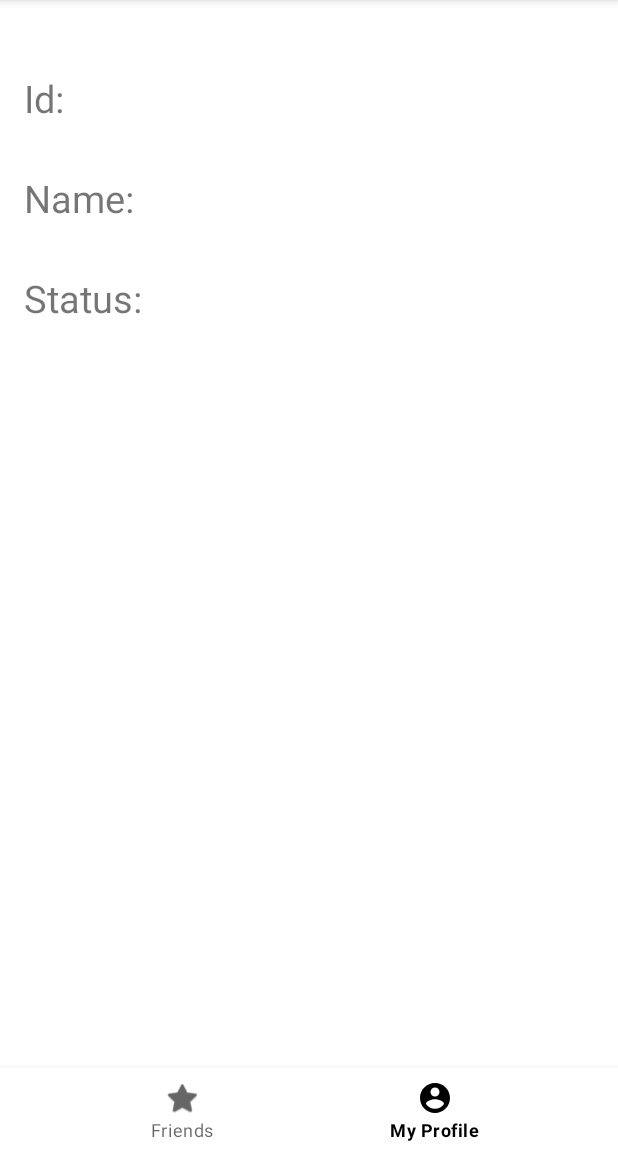
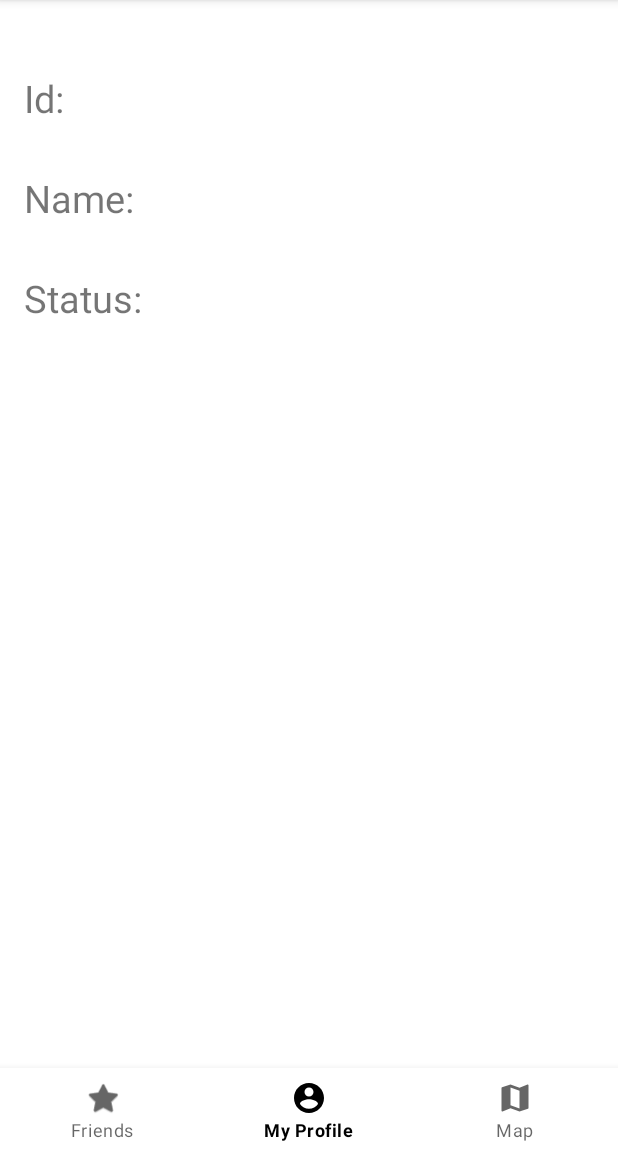
Before and after one commit to Serg0420/SteamApp, an Android app: the screen it shows after launch (MainActivity), item 2 of the bottom bar chosen, on a phone screen of 412 x 824 dp, the part 84-1236 px from its top. Run offline under Robolectric (Android 15) with nearby library versions, the phone set to English and light mode, and no system bars; our stand-ins replace navigation-ui; pictures from the network do not load.

Commit message:
seventh homework rep comm2 added map

```diff
--- a/app/build.gradle
+++ b/app/build.gradle
@@ -13,6 +13,8 @@ android {
         targetSdk 32
         versionCode 1
         versionName "1.0"
+
+        manifestPlaceholders = [googleMapKey: googleMapKey]
 
         testInstrumentationRunner "androidx.test.runner.AndroidJUnitRunner"
     }
@@ -51,6 +53,10 @@ android {
 
 dependencies {
 
+    implementation 'com.google.maps.android:android-maps-utils:1.3.3'
+    implementation 'com.google.android.gms:play-services-maps:18.0.2'
+    implementation 'com.google.android.gms:play-services-location:19.0.1'
+
     implementation "androidx.swiperefreshlayout:swiperefreshlayout:1.1.0"
 
     def koin_version="3.2.2"
--- /dev/null
+++ b/app/src/main/res/drawable/ic_map.xml
@@ -0,0 +1,5 @@
+<vector android:height="24dp" android:tint="#000000"
+    android:viewportHeight="24" android:viewportWidth="24"
+    android:width="24dp" xmlns:android="http://schemas.android.com/apk/res/android">
+    <path android:fillColor="@android:color/white" android:pathData="M20.5,3l-0.16,0.03L15,5.1 9,3 3.36,4.9c-0.21,0.07 -0.36,0.25 -0.36,0.48V20.5c0,0.28 0.22,0.5 0.5,0.5l0.16,-0.03L9,18.9l6,2.1 5.64,-1.9c0.21,-0.07 0.36,-0.25 0.36,-0.48V3.5c0,-0.28 -0.22,-0.5 -0.5,-0.5zM15,19l-6,-2.11V5l6,2.11V19z"/>
+</vector>
--- /dev/null
+++ b/app/src/main/res/layout/fragment_map.xml
@@ -0,0 +1,5 @@
+<?xml version="1.0" encoding="utf-8"?>
+<com.google.android.gms.maps.MapView xmlns:android="http://schemas.android.com/apk/res/android"
+    android:id="@+id/map_view"
+    android:layout_width="match_parent"
+    android:layout_height="match_parent" />
--- a/app/src/main/res/menu/menu_bottom_navigation.xml
+++ b/app/src/main/res/menu/menu_bottom_navigation.xml
@@ -9,4 +9,9 @@
         android:id="@+id/navigation_fragment_my_profile"
         android:icon="@drawable/ic_account_circle"
         android:title="@string/my_profile" />
+
+    <item
+        android:id="@+id/navigation_fragment_map"
+        android:icon="@drawable/ic_map"
+        android:title="@string/map" />
 </menu>
--- a/app/src/main/res/navigation/navigation.xml
+++ b/app/src/main/res/navigation/navigation.xml
@@ -6,5 +6,6 @@
 
     <include app:graph="@navigation/navigation_friends_and_details" />
     <include app:graph="@navigation/navigation_fragment_my_profile" />
+    <include app:graph="@navigation/navigation_fragment_map" />
 
 </navigation>
--- /dev/null
+++ b/app/src/main/res/navigation/navigation_fragment_map.xml
@@ -0,0 +1,14 @@
+<?xml version="1.0" encoding="utf-8"?>
+<navigation xmlns:android="http://schemas.android.com/apk/res/android"
+    xmlns:app="http://schemas.android.com/apk/res-auto"
+    xmlns:tools="http://schemas.android.com/tools"
+    android:id="@+id/navigation_fragment_map"
+    app:startDestination="@id/fragment_map">
+
+    <fragment
+        android:id="@+id/fragment_map"
+        android:name="com.example.steamapp.presentation.ui.GoogleMapFragment"
+        tools:layout="@layout/fragment_map">
+    </fragment>
+
+</navigation>
--- a/app/src/main/res/values/strings.xml
+++ b/app/src/main/res/values/strings.xml
@@ -14,4 +14,5 @@
     <string name="offline">Offline</string>
     <string name="friends">Friends</string>
     <string name="my_profile">My Profile</string>
+    <string name="map">Map</string>
 </resources>
--- a/gradle.properties
+++ b/gradle.properties
@@ -21,3 +21,4 @@ kotlin.code.style=official
 # resources declared in the library itself and none from the library's dependencies,
 # thereby reducing the size of the R class for that library
 android.nonTransitiveRClass=true
+googleMapKey=AIzaSyDrGHsoUBFrcFCofj8T9wmVhyCXSmWIE7c
```
Also changed, not shown: app/src/main/AndroidManifest.xml (+7 -0 lines), app/src/main/java/com/example/steamapp/presentation/ui/GoogleMapFragment.kt (added, +140 -0 lines), app/src/main/java/com/example/steamapp/presentation/ui/LocationService.kt (added, +66 -0 lines).
